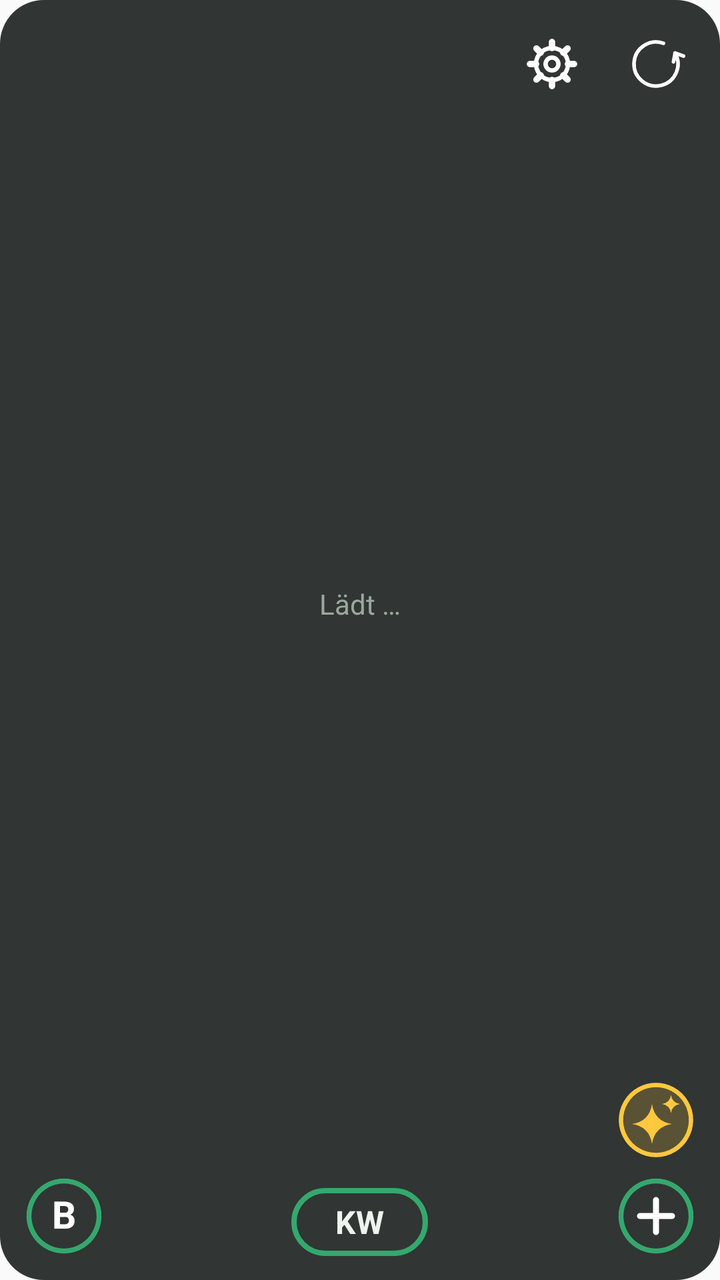
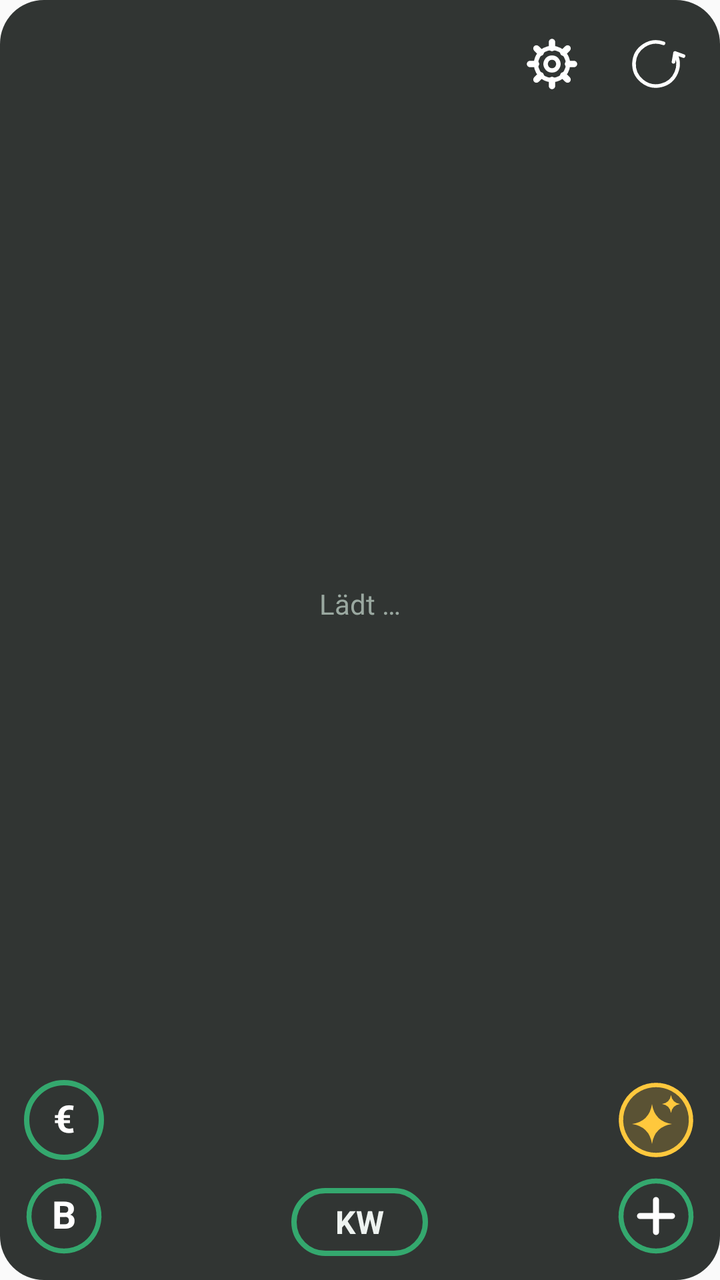

An Android layout rendered at two revisions. The XML below is the earlier revision; the diff shows what the commit changed to produce the second picture.
<!-- AndroidManifest.xml: application theme AppTheme -->
<!-- res/layout/widget.xml -->
<?xml version="1.0" encoding="utf-8"?>
<LinearLayout xmlns:android="http://schemas.android.com/apk/res/android"
    android:id="@+id/root"
    android:layout_width="match_parent"
    android:layout_height="match_parent"
    android:orientation="vertical"
    android:background="@drawable/bg"
    android:padding="12dp">

    <LinearLayout
        android:id="@+id/head"
        android:layout_width="match_parent"
        android:layout_height="wrap_content"
        android:gravity="top"
        android:orientation="horizontal">

        <TextView
            android:id="@+id/date"
            android:layout_width="0dp"
            android:layout_height="40dp"
            android:gravity="center_vertical"
            android:autoSizeTextType="uniform"
            android:autoSizeMinTextSize="12sp"
            android:autoSizeMaxTextSize="17sp"
            android:layout_weight="1"
            android:maxLines="1"
            android:ellipsize="end"
            android:textColor="@color/fg"
            android:textSize="17sp"
            android:textStyle="bold" />


        
        <ImageView
            android:id="@+id/update"
            android:layout_width="40dp"
            android:layout_height="40dp"
            android:layout_marginEnd="12dp"
            android:contentDescription="Neue Version installieren"
            android:scaleType="fitCenter"
            android:src="@drawable/ring_update"
            android:visibility="gone" />

        
        <ImageView
            android:id="@+id/settings"
            android:layout_width="40dp"
            android:layout_height="40dp"
            android:layout_marginEnd="12dp"
            android:contentDescription="Einstellungen"
            android:scaleType="fitCenter"
            android:src="@drawable/ic_gear" />

        <ImageView
            android:id="@+id/home"
            android:layout_width="40dp"
            android:layout_height="40dp"
            android:layout_marginEnd="18dp"
            android:contentDescription="Home-Modus"
            android:scaleType="fitCenter"
            android:src="@drawable/ring_home_off"
            android:visibility="gone" />

        
        <LinearLayout
            android:id="@+id/refresh"
            android:layout_width="wrap_content"
            android:layout_height="wrap_content"
            android:gravity="center_horizontal"
            android:orientation="vertical"
            android:contentDescription="Aktualisieren">

            <ImageView
                android:layout_width="40dp"
                android:layout_height="40dp"
                android:scaleType="fitCenter"
                android:src="@drawable/ring_refresh" />

            <TextView
                android:id="@+id/stamp"
                android:layout_width="wrap_content"
                android:layout_height="wrap_content"
                android:includeFontPadding="false"
                android:textColor="@color/fg"
                android:textSize="12sp"
                android:textStyle="bold" />
        </LinearLayout>
    </LinearLayout>

    <FrameLayout
        android:layout_width="match_parent"
        android:layout_height="0dp"
        android:layout_weight="1"
        android:layout_marginTop="4dp">

        <ListView
            android:id="@+id/list"
            android:layout_width="match_parent"
            android:layout_height="match_parent"
            android:divider="@null"
            android:dividerHeight="0dp" />

        <TextView
            android:id="@+id/empty"
            android:layout_width="match_parent"
            android:layout_height="match_parent"
            android:gravity="center"
            android:text="Lädt …"
            android:textColor="@color/muted"
            android:textSize="14sp" />
    </FrameLayout>

    
    <LinearLayout
        android:id="@+id/bdnav"
        android:layout_width="match_parent"
        android:layout_height="wrap_content"
        android:layout_marginTop="4dp"
        android:gravity="center"
        android:orientation="horizontal"
        android:visibility="gone">

        <TextView
            android:id="@+id/bdprev"
            android:layout_width="56dp"
            android:layout_height="40dp"
            android:gravity="center"
            android:includeFontPadding="false"
            android:text="◀"
            android:textColor="#FFFFFF"
            android:textSize="26sp" />

        <TextView
            android:id="@+id/bdpage"
            android:layout_width="84dp"
            android:layout_height="40dp"
            android:gravity="center"
            android:textColor="#FFFFFF"
            android:textSize="16sp"
            android:textStyle="bold" />

        <TextView
            android:id="@+id/bdnext"
            android:layout_width="56dp"
            android:layout_height="40dp"
            android:gravity="center"
            android:includeFontPadding="false"
            android:text="▶"
            android:textColor="#FFFFFF"
            android:textSize="26sp" />
    </LinearLayout>

    
    <LinearLayout
        android:id="@+id/quick"
        android:layout_width="match_parent"
        android:layout_height="wrap_content"
        android:layout_marginTop="6dp"
        android:gravity="bottom"
        android:orientation="horizontal">

        <FrameLayout
            android:id="@+id/q_bdays"
            android:layout_width="40dp"
            android:layout_height="40dp"
            android:contentDescription="Geburtstage">

            <ImageView
                android:id="@+id/q_bdring"
                android:layout_width="match_parent"
                android:layout_height="match_parent"
                android:scaleType="fitCenter"
                android:src="@drawable/ring_bd" />

            <TextView
                android:layout_width="match_parent"
                android:layout_height="match_parent"
                android:gravity="center"
                android:includeFontPadding="false"
                android:text="B"
                android:textColor="#FFFFFF"
                android:textSize="19sp"
                android:textStyle="bold" />

            
            <TextView
                android:id="@+id/q_bdn"
                android:layout_width="wrap_content"
                android:layout_height="16dp"
                android:layout_gravity="top|end"
                android:minWidth="16dp"
                android:paddingStart="3dp"
                android:paddingEnd="3dp"
                android:gravity="center"
                android:includeFontPadding="false"
                android:background="@drawable/bd_badge"
                android:textColor="#111111"
                android:textSize="10sp"
                android:textStyle="bold"
                android:visibility="gone" />
        </FrameLayout>

        <TextView
            android:layout_width="0dp"
            android:layout_height="1dp"
            android:layout_weight="1" />

        <TextView
            android:id="@+id/weekprev"
            android:layout_width="44dp"
            android:layout_height="40dp"
            android:gravity="center"
            android:includeFontPadding="false"
            android:text="◀"
            android:textColor="#FFFFFF"
            android:textSize="26sp"
            android:visibility="invisible" />

        
        <LinearLayout
            android:layout_width="wrap_content"
            android:layout_height="wrap_content"
            android:layout_marginStart="6dp"
            android:layout_marginEnd="6dp"
            android:gravity="center_horizontal"
            android:orientation="vertical">

            <TextView
                android:id="@+id/weekyear"
                android:layout_width="wrap_content"
                android:layout_height="wrap_content"
                android:textColor="@color/fg"
                android:textSize="13sp"
                android:textStyle="bold"
                android:visibility="gone" />

            <TextView
                android:id="@+id/weeklabel"
                android:layout_width="wrap_content"
                android:layout_height="34dp"
                android:paddingStart="22dp"
                android:paddingEnd="22dp"
                android:background="@drawable/kw_off"
                android:gravity="center"
                android:maxLines="1"
                android:text="KW"
                android:textColor="@color/fg"
                android:textSize="16sp"
                android:textStyle="bold" />
        </LinearLayout>

        <TextView
            android:id="@+id/weeknext"
            android:layout_width="44dp"
            android:layout_height="40dp"
            android:gravity="center"
            android:includeFontPadding="false"
            android:text="▶"
            android:textColor="#FFFFFF"
            android:textSize="26sp"
            android:visibility="invisible" />

        <TextView
            android:layout_width="0dp"
            android:layout_height="1dp"
            android:layout_weight="1" />

        
        <LinearLayout
            android:layout_width="wrap_content"
            android:layout_height="wrap_content"
            android:orientation="vertical">

            <ImageView
                android:id="@+id/ask"
                android:layout_width="40dp"
                android:layout_height="40dp"
                android:layout_marginBottom="8dp"
                android:contentDescription="Claude fragen"
                android:scaleType="fitCenter"
                android:src="@drawable/ring_ask" />

            <ImageView
                android:id="@+id/q_add"
                android:layout_width="40dp"
                android:layout_height="40dp"
                android:contentDescription="Neuer Eintrag"
                android:scaleType="fitCenter"
                android:src="@drawable/ring_add" />
        </LinearLayout>
    </LinearLayout>
</LinearLayout>
<!-- resources referenced by this layout -->
<resources>
  <color name="fg">#EEF3F0</color>
  <color name="muted">#9AA8A0</color>
  <!-- drawable bd_badge (drawable) -->
  <?xml version="1.0" encoding="utf-8"?>
  <shape xmlns:android="http://schemas.android.com/apk/res/android" android:shape="rectangle">
      <solid android:color="#D9A441" />
      <corners android:radius="8dp" />
  </shape>
  <!-- drawable bg (drawable) -->
  <?xml version="1.0" encoding="utf-8"?>
  <shape xmlns:android="http://schemas.android.com/apk/res/android" android:shape="rectangle">
      <solid android:color="@color/bg" />
      <corners android:radius="22dp" />
  </shape>
  <!-- drawable kw_off (drawable) -->
  <?xml version="1.0" encoding="utf-8"?>
  <shape xmlns:android="http://schemas.android.com/apk/res/android" android:shape="rectangle">
      <solid android:color="#00000000" />
      <stroke android:width="2.5dp" android:color="#34A86E" />
      <corners android:radius="18dp" />
  </shape>
  <!-- drawable ring_add (drawable) -->
  <?xml version="1.0" encoding="utf-8"?>
  <vector xmlns:android="http://schemas.android.com/apk/res/android" android:width="40dp" android:height="40dp" android:viewportWidth="40" android:viewportHeight="40">
      <path android:fillColor="#00000000" android:strokeColor="#34A86E" android:strokeWidth="2.5" android:pathData="M20,2.5 a17.5,17.5 0 1,0 0.001,0 z" />
      <path android:strokeColor="#FFFFFF" android:strokeWidth="3" android:strokeLineCap="round" android:pathData="M20,12 L20,28 M12,20 L28,20" />
  </vector>
  <!-- drawable ring_bd (drawable) -->
  <?xml version="1.0" encoding="utf-8"?>
  <vector xmlns:android="http://schemas.android.com/apk/res/android" android:width="40dp" android:height="40dp" android:viewportWidth="40" android:viewportHeight="40">
      <path android:fillColor="#00000000" android:strokeColor="#34A86E" android:strokeWidth="2.5" android:pathData="M20,2.5 a17.5,17.5 0 1,0 0.001,0 z" />
  </vector>
  <!-- drawable ring_home_off (drawable) -->
  <?xml version="1.0" encoding="utf-8"?>
  <vector xmlns:android="http://schemas.android.com/apk/res/android" android:width="40dp" android:height="40dp" android:viewportWidth="40" android:viewportHeight="40">
      <path android:strokeColor="#FFFFFF" android:strokeWidth="2.2" android:strokeLineCap="round" android:strokeLineJoin="round" android:pathData="M13.5,19.5 L13.5,28.5 L26.5,28.5 L26.5,19.5 M11,21 L20,12.5 L29,21" />
  </vector>
  <!-- drawable ring_refresh (drawable) -->
  <?xml version="1.0" encoding="utf-8"?>
  <vector xmlns:android="http://schemas.android.com/apk/res/android" android:width="40dp" android:height="40dp" android:viewportWidth="40" android:viewportHeight="40">
      <path android:strokeColor="#FFFFFF" android:strokeWidth="1.8" android:strokeLineCap="round" android:strokeLineJoin="round" android:pathData="M23.76,9.66 A11,11 0 1,0 29.53,14.5 M28.75,18.93 L29.53,14.5 L33.76,16.04" />
  </vector>
  <!-- drawable ring_update (drawable) -->
  <?xml version="1.0" encoding="utf-8"?>
  <vector xmlns:android="http://schemas.android.com/apk/res/android" android:width="40dp" android:height="40dp" android:viewportWidth="40" android:viewportHeight="40">
      <path android:fillColor="#3DBD83" android:pathData="M20,6 A14,14 0 1,1 19.99,6 Z" />
      <path android:strokeColor="#06160E" android:strokeWidth="2.4" android:strokeLineCap="round" android:strokeLineJoin="round" android:pathData="M20,12 V24 M15,19.5 L20,24.5 L25,19.5 M14,28.5 H26" />
  </vector>
  <style name="AppTheme" parent="android:Theme.Material.Light.NoActionBar">
          <item name="android:colorAccent">@color/accent</item>
      </style>
  <color name="bg">#F2262B29</color>
  <color name="accent">#1D8657</color>
  <!-- unchanged entries left out for length: 2 -->
</resources>

<!-- the commit's change to res/layout/widget.xml (unified diff, before → after) -->
@@ -159,46 +159,67 @@
         android:gravity="bottom"
         android:orientation="horizontal">
 
-        <FrameLayout
-            android:id="@+id/q_bdays"
-            android:layout_width="40dp"
-            android:layout_height="40dp"
-            android:contentDescription="Geburtstage">
-
-            <ImageView
-                android:id="@+id/q_bdring"
-                android:layout_width="match_parent"
-                android:layout_height="match_parent"
-                android:scaleType="fitCenter"
-                android:src="@drawable/ring_bd" />
+        
+        <LinearLayout
+            android:layout_width="wrap_content"
+            android:layout_height="wrap_content"
+            android:orientation="vertical">
 
             <TextView
-                android:layout_width="match_parent"
-                android:layout_height="match_parent"
+                android:id="@+id/cash"
+                android:layout_width="40dp"
+                android:layout_height="40dp"
+                android:layout_marginBottom="8dp"
+                android:background="@drawable/ring_cash"
+                android:contentDescription="Kassenbuch"
                 android:gravity="center"
                 android:includeFontPadding="false"
-                android:text="B"
+                android:text="€"
                 android:textColor="#FFFFFF"
                 android:textSize="19sp"
                 android:textStyle="bold" />
 
-            
-            <TextView
-                android:id="@+id/q_bdn"
-                android:layout_width="wrap_content"
-                android:layout_height="16dp"
-                android:layout_gravity="top|end"
-                android:minWidth="16dp"
-                android:paddingStart="3dp"
-                android:paddingEnd="3dp"
-                android:gravity="center"
-                android:includeFontPadding="false"
-                android:background="@drawable/bd_badge"
-                android:textColor="#111111"
-                android:textSize="10sp"
-                android:textStyle="bold"
-                android:visibility="gone" />
-        </FrameLayout>
+            <FrameLayout
+                android:id="@+id/q_bdays"
+                android:layout_width="40dp"
+                android:layout_height="40dp"
+                android:contentDescription="Geburtstage">
+
+                <ImageView
+                    android:id="@+id/q_bdring"
+                    android:layout_width="match_parent"
+                    android:layout_height="match_parent"
+                    android:scaleType="fitCenter"
+                    android:src="@drawable/ring_bd" />
+
+                <TextView
+                    android:layout_width="match_parent"
+                    android:layout_height="match_parent"
+                    android:gravity="center"
+                    android:includeFontPadding="false"
+                    android:text="B"
+                    android:textColor="#FFFFFF"
+                    android:textSize="19sp"
+                    android:textStyle="bold" />
+
+                
+                <TextView
+                    android:id="@+id/q_bdn"
+                    android:layout_width="wrap_content"
+                    android:layout_height="16dp"
+                    android:layout_gravity="top|end"
+                    android:minWidth="16dp"
+                    android:paddingStart="3dp"
+                    android:paddingEnd="3dp"
+                    android:gravity="center"
+                    android:includeFontPadding="false"
+                    android:background="@drawable/bd_badge"
+                    android:textColor="#111111"
+                    android:textSize="10sp"
+                    android:textStyle="bold"
+                    android:visibility="gone" />
+            </FrameLayout>
+        </LinearLayout>
 
         <TextView
             android:layout_width="0dp"
<!-- resource entries referenced after the edit -->
@@ -32,6 +32,12 @@
   <vector xmlns:android="http://schemas.android.com/apk/res/android" android:width="40dp" android:height="40dp" android:viewportWidth="40" android:viewportHeight="40">
       <path android:fillColor="#00000000" android:strokeColor="#34A86E" android:strokeWidth="2.5" android:pathData="M20,2.5 a17.5,17.5 0 1,0 0.001,0 z" />
   </vector>
+  <!-- drawable ring_cash (drawable) -->
+  <?xml version="1.0" encoding="utf-8"?>
+  <shape xmlns:android="http://schemas.android.com/apk/res/android" android:shape="oval">
+      <solid android:color="#00000000" />
+      <stroke android:width="2.5dp" android:color="#34A86E" />
+  </shape>
   <!-- drawable ring_home_off (drawable) -->
   <?xml version="1.0" encoding="utf-8"?>
   <vector xmlns:android="http://schemas.android.com/apk/res/android" android:width="40dp" android:height="40dp" android:viewportWidth="40" android:viewportHeight="40">
